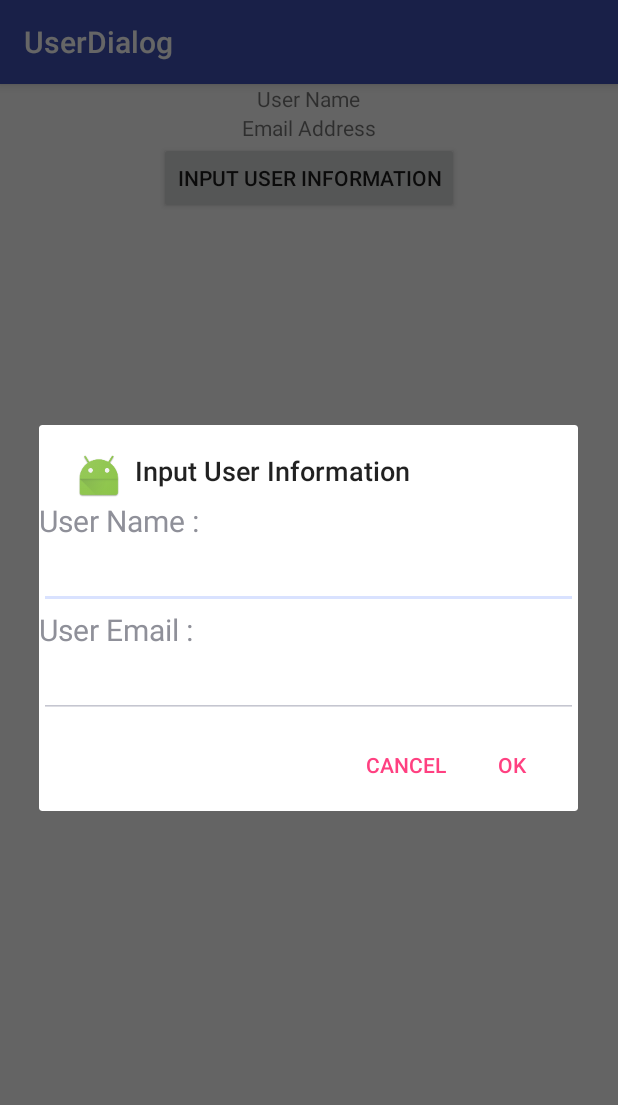
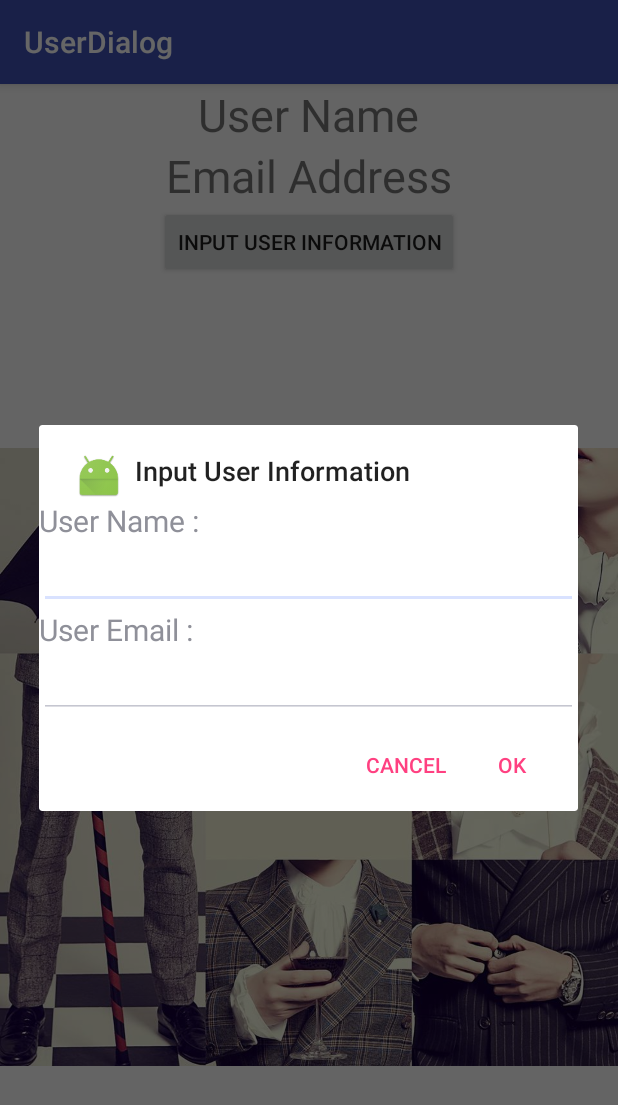
Before and after one commit to soyunlee882/UserDialog, an Android app: the screen it shows after launch (MainActivity), after a tap on "INPUT USER INFORMATION", on a phone screen of 412 x 824 dp. Shown: the top 1105 px of the screen. Run offline under Robolectric (Android 15) with nearby library versions, the phone set to English and light mode, and no system bars.

Commit message:
#3Event Programming 2

```diff
--- a/app/src/main/java/syl/kr/hs/emirim/userdialog/MainActivity.java
+++ b/app/src/main/java/syl/kr/hs/emirim/userdialog/MainActivity.java
@@ -1,31 +1,59 @@
 package syl.kr.hs.emirim.userdialog;
 
+import android.content.DialogInterface;
 import android.support.v7.app.AlertDialog;
 import android.support.v7.app.AppCompatActivity;
 import android.os.Bundle;
 import android.view.View;
 import android.view.View.OnClickListener;
 import android.widget.Button;
+import android.widget.EditText;
+import android.widget.TextView;
+import android.widget.Toast;
 
 public class MainActivity extends AppCompatActivity implements OnClickListener{
-
+    TextView textName,textEmail;
+    EditText editName,editEmail;
+    View dlvg;
     @Override
     protected void onCreate(Bundle savedInstanceState) {
         super.onCreate(savedInstanceState);
         setContentView(R.layout.activity_main);
         Button but =(Button)findViewById(R.id.but);
         but.setOnClickListener(this);
+        textName=(TextView)findViewById(R.id.text_name);
+        textEmail=(TextView)findViewById(R.id.text_email);
     }
 
     @Override
     public void onClick(View view) {
-        View dlvg=View.inflate(getApplicationContext(),R.layout.dialog,null);
+        dlvg=View.inflate(getApplicationContext(),R.layout.dialog,null);
         AlertDialog.Builder dialog=new AlertDialog.Builder(this);
         dialog.setTitle("Input User Information");
         dialog.setIcon(R.mipmap.ic_launcher);
         dialog.setView(dlvg);
-        dialog.setPositiveButton("OK",null);
-        dialog.setNegativeButton("CANCEL",null);
+        dialog.setPositiveButton("OK",new DialogInterface.OnClickListener(){
+            @Override
+            public void onClick(DialogInterface dialogInterface,int i){
+                editName=(EditText)dlvg.findViewById(R.id.edit_name);
+                editEmail=(EditText)dlvg.findViewById(R.id.edit_email);
+                textName.setText(editName.getText());
+                textEmail.setText(editEmail.getText());
+
+            }
+        });
+        dialog.setNegativeButton("CANCEL",new DialogInterface.OnClickListener(){
+            @Override
+            public void onClick(DialogInterface dialogInterface,int i){
+                Toast toast=new Toast(MainActivity.this);
+                View toastV=View.inflate(MainActivity.this,R.layout.toast,null);
+                TextView textToast=(TextView)toastV.findViewById(R.id.text_toast);
+                textToast.setText("cencle 되었습니다.");
+                toast.setView(toastV);
+                toast.show();
+
+            }
+        });
         dialog.show();
 
 
--- a/app/src/main/res/layout/activity_main.xml
+++ b/app/src/main/res/layout/activity_main.xml
@@ -12,11 +12,13 @@
         android:id="@+id/text_name"
         android:layout_width="wrap_content"
         android:layout_height="wrap_content"
+        android:textSize="30dp"
       android:text="User Name" />
     <TextView
         android:id="@+id/text_email"
         android:layout_width="wrap_content"
         android:layout_height="wrap_content"
+        android:textSize="30dp"
         android:text="Email Address" />
     <Button
         android:id="@+id/but"
@@ -24,5 +26,9 @@
         android:layout_height="wrap_content"
         android:text="Input User Information"
         />
+    <ImageView
+        android:layout_width="wrap_content"
+        android:layout_height="match_parent"
+        android:src="@drawable/btob2"/>
 
 </LinearLayout>
--- a/app/src/main/res/layout/dialog.xml
+++ b/app/src/main/res/layout/dialog.xml
@@ -3,6 +3,8 @@
     android:orientation="vertical"
     android:layout_width="match_parent"
     android:layout_height="match_parent">
+
+
     <TextView
         android:layout_width="match_parent"
         android:layout_height="wrap_content"
@@ -26,4 +28,5 @@
         android:layout_height="wrap_content"
         />
 
+
 </LinearLayout>
--- a/app/src/main/res/layout/toast.xml
+++ b/app/src/main/res/layout/toast.xml
@@ -1,7 +1,7 @@
 <?xml version="1.0" encoding="utf-8"?>
 <LinearLayout xmlns:android="http://schemas.android.com/apk/res/android"
     android:orientation="horizontal"
-    android:background="#cffcff"
+    android:background="#ffffff"
     android:layout_width="match_parent"
     android:layout_height="match_parent"
     android:gravity="center_horizontal">
@@ -11,6 +11,7 @@
         android:layout_height="wrap_content"
         android:src="@mipmap/btob_logo"/>
     <TextView
+        android:id="@+id/text_toast"
         android:layout_width="wrap_content"
         android:layout_height="wrap_content"
         android:text="Input is canceled."
```
Also changed, not shown: app/src/main/res/drawable/btob1.jpg (added), app/src/main/res/drawable/btob2.jpg (added).
